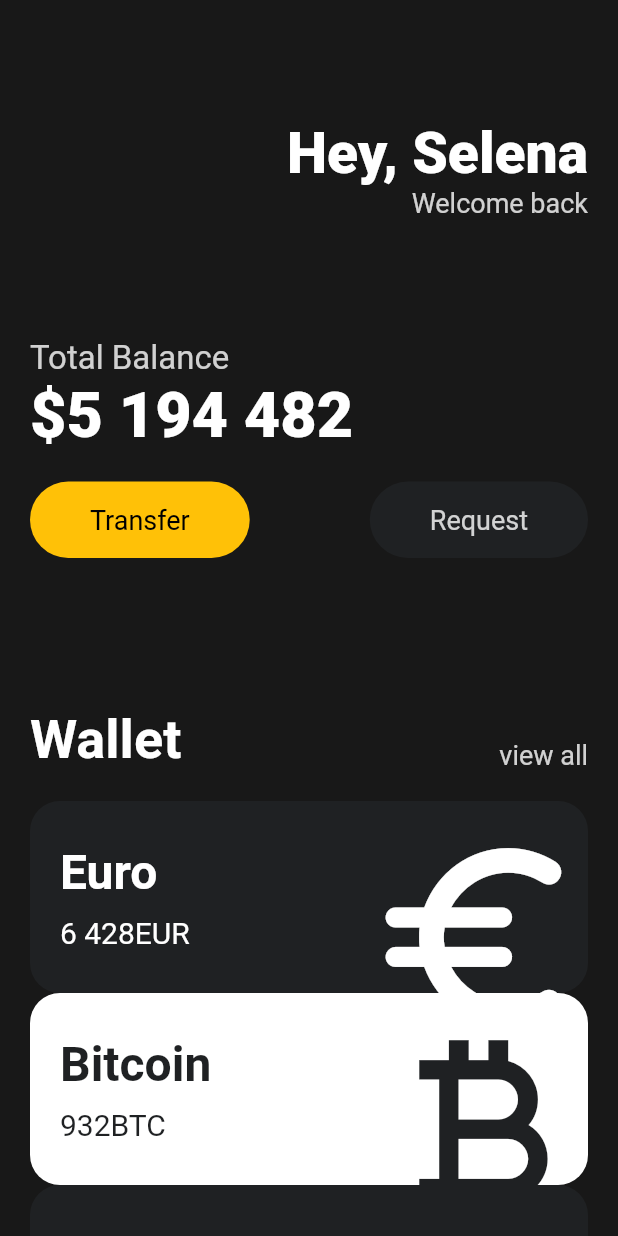
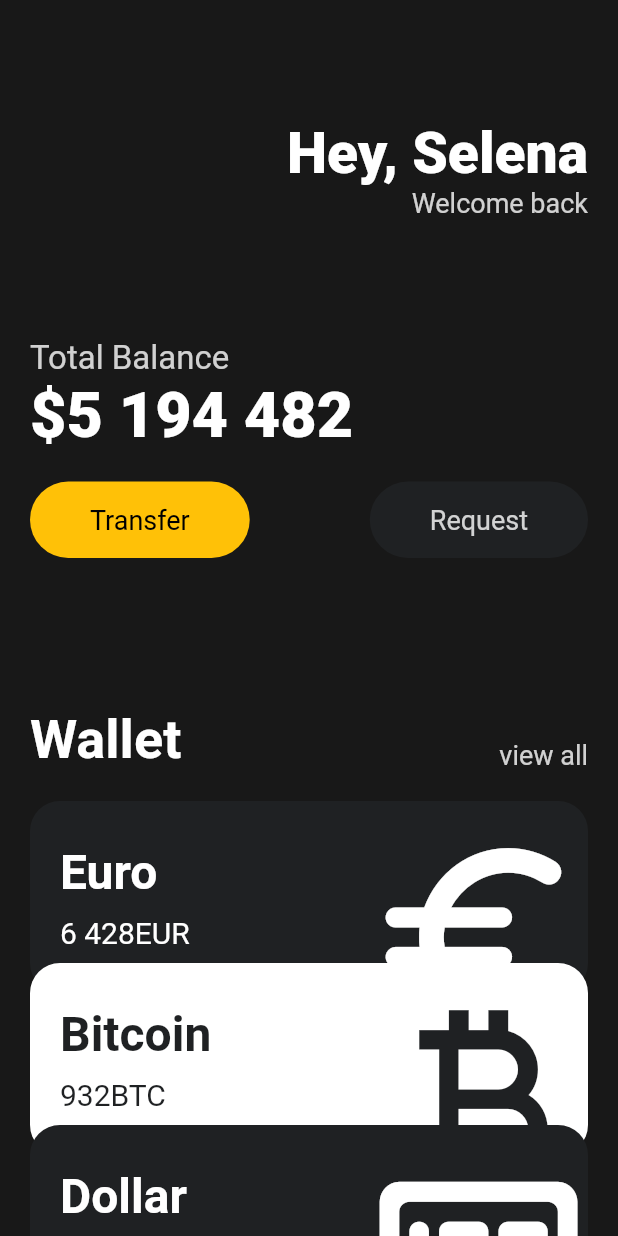
Before and after one commit to FeelOneE/flutterStudy, a Flutter app: the screen it shows after launch, on a phone screen of 412 x 824 dp. Run offline on Flutter 3.47's test engine with Material 2 defaults, Android fonts, the phone set to English and light mode, and no system bars.

Commit message:
currency_card.dart Tranform/order 적용

```diff
--- a/toonflix/lib/main.dart
+++ b/toonflix/lib/main.dart
@@ -68,7 +68,7 @@ class App extends StatelessWidget {
                               textColor: Colors.black),
                           Button(
                               text: 'Request',
-                              bgColor: Color(0xFF1F2123),
+                              bgColor: const Color(0xFF1F2123),
                               textColor: Colors.white.withOpacity(0.8)),
                         ],
                       ),
@@ -102,21 +102,24 @@ class App extends StatelessWidget {
                           code: "EUR",
                           amount: "6 428",
                           icon: Icons.euro_rounded,
-                          isInverted: true
+                          isInverted: true,
+                          order: 1,
                       ),
                       const CurrencyCard(
                           name: "Bitcoin",
                           code: "BTC",
                           amount: "932",
                           icon: Icons.currency_bitcoin,
-                          isInverted: false
+                          isInverted: false,
+                          order: 2,
                       ),
                       const CurrencyCard(
                           name: "Dollar",
                           code: "USD",
                           amount: "91 723",
                           icon: Icons.money_rounded,
-                          isInverted: true
+                          isInverted: true,
+                          order: 3,
                       )
                     ],
                   )),
--- a/toonflix/lib/widget/currency_card.dart
+++ b/toonflix/lib/widget/currency_card.dart
@@ -7,12 +7,15 @@ class CurrencyCard extends StatelessWidget{
   final IconData icon;
   final bool isInverted;
   final Color blackBg = const Color(0xFF1F2123);
+  final int order;
 
-  const CurrencyCard({super.key, required this.name, required this.code, required this.amount, required this.icon, required this.isInverted});
+  const CurrencyCard({super.key, required this.name, required this.code, required this.amount, required this.icon, required this.isInverted, required this.order});
 
   @override
   Widget build(BuildContext context) {
-    return Container(
+    return Transform.translate(
+      offset: Offset(0, -20*(order-1)),
+      child: Container(
           clipBehavior: Clip.hardEdge,
           decoration: BoxDecoration(
               color: isInverted ? blackBg : Colors.white,
@@ -64,7 +67,8 @@ class CurrencyCard extends StatelessWidget{
                 )
               ],
             ),
-        ));
+          )),
+    );
   }
 
 
```
Lines whose indentation alone changed are shown as unchanged.
